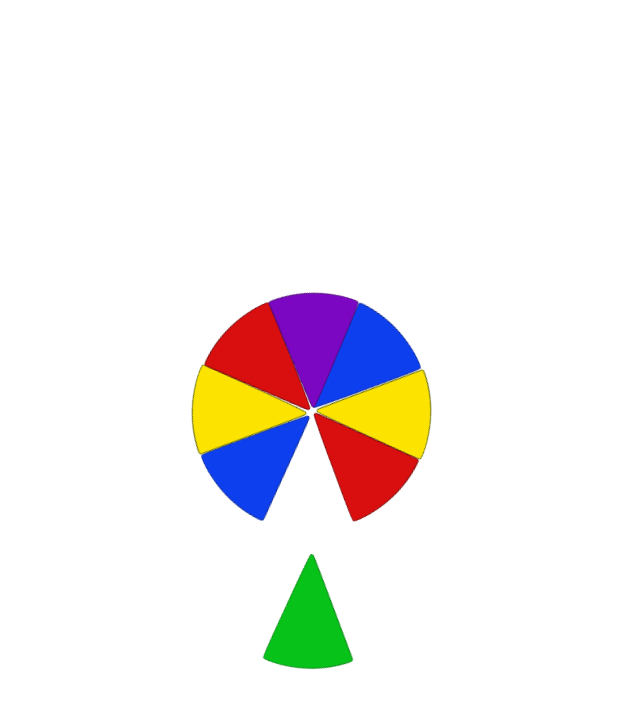
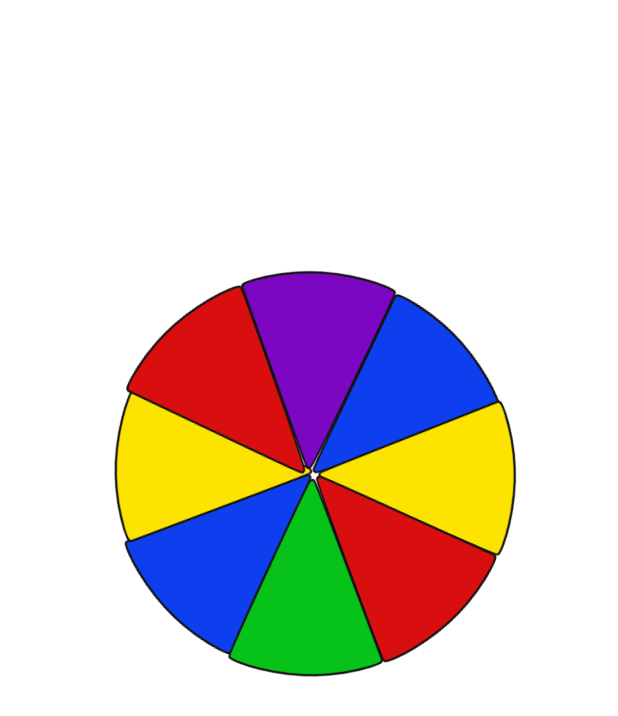
Before and after one commit to FranzGuanaco/Wheeler, an Android app: the Splash screen opened directly, with no data from a screen before it, on a phone screen of 412 x 824 dp. Shown: the top 716 px of the screen. Run offline under Robolectric (Android 15) with nearby library versions, the phone set to English and light mode, and no system bars.

Commit message:
splash screen resize

```diff
--- a/app/src/main/java/com/order/Splash.kt
+++ b/app/src/main/java/com/order/Splash.kt
@@ -18,6 +18,6 @@ class Splash : AppCompatActivity() {
             val intent = Intent(this, MainActivity::class.java)
             startActivity(intent)
             finish()
-        }, 8000)
+        }, 3000)
     }
 }
--- a/app/src/main/res/drawable/red_triangle.xml
+++ b/app/src/main/res/drawable/red_triangle.xml
@@ -1,6 +1,7 @@
 <vector android:height="193dp" android:viewportHeight="284"
     android:viewportWidth="244" android:width="165.8169dp" xmlns:android="http://schemas.android.com/apk/res/android">
     <path android:fillColor="@color/wheel_red"
-        android:strokeColor="#720000"
+        android:strokeColor="@color/black"
+        android:strokeWidth="2"
         android:pathData="M116.1,118.2c-52.5,42.7 -70.1,57.6 -70.1,59.2 0,2.9 9.3,13.1 20.8,22.7 28.4,23.7 60.8,38.7 95.7,44.3 9.2,1.4 12.5,0.9 12.5,-1.8 0,-0.8 3.8,-41.1 8.5,-89.7 4.7,-48.5 8.3,-89.1 7.9,-90.1 -0.3,-1.1 -1.5,-1.8 -2.9,-1.8 -1.6,-0 -23.8,17.5 -72.4,57.2z"/>
 </vector>
--- a/app/src/main/res/drawable/triangle_blue.xml
+++ b/app/src/main/res/drawable/triangle_blue.xml
@@ -2,6 +2,7 @@
 <vector android:height="193dp" android:viewportHeight="284"
 android:viewportWidth="244" android:width="165.8169dp" xmlns:android="http://schemas.android.com/apk/res/android">
 <path android:fillColor="@color/wheel_blue"
-    android:strokeColor="#052595"
+    android:strokeColor="@color/black"
+    android:strokeWidth="2"
     android:pathData="M116.1,118.2c-52.5,42.7 -70.1,57.6 -70.1,59.2 0,2.9 9.3,13.1 20.8,22.7 28.4,23.7 60.8,38.7 95.7,44.3 9.2,1.4 12.5,0.9 12.5,-1.8 0,-0.8 3.8,-41.1 8.5,-89.7 4.7,-48.5 8.3,-89.1 7.9,-90.1 -0.3,-1.1 -1.5,-1.8 -2.9,-1.8 -1.6,-0 -23.8,17.5 -72.4,57.2z"/>
 </vector>
--- a/app/src/main/res/drawable/triangle_green.xml
+++ b/app/src/main/res/drawable/triangle_green.xml
@@ -2,6 +2,7 @@
 <vector android:height="193dp" android:viewportHeight="284"
 android:viewportWidth="244" android:width="165.8169dp" xmlns:android="http://schemas.android.com/apk/res/android">
 <path android:fillColor="@color/wheel_green"
-    android:strokeColor="#058311"
+    android:strokeColor="@color/black"
+    android:strokeWidth="2"
     android:pathData="M116.1,118.2c-52.5,42.7 -70.1,57.6 -70.1,59.2 0,2.9 9.3,13.1 20.8,22.7 28.4,23.7 60.8,38.7 95.7,44.3 9.2,1.4 12.5,0.9 12.5,-1.8 0,-0.8 3.8,-41.1 8.5,-89.7 4.7,-48.5 8.3,-89.1 7.9,-90.1 -0.3,-1.1 -1.5,-1.8 -2.9,-1.8 -1.6,-0 -23.8,17.5 -72.4,57.2z"/>
 </vector>
--- a/app/src/main/res/drawable/triangle_purple.xml
+++ b/app/src/main/res/drawable/triangle_purple.xml
@@ -2,6 +2,7 @@
 <vector android:height="193dp" android:viewportHeight="284"
 android:viewportWidth="244" android:width="165.8169dp" xmlns:android="http://schemas.android.com/apk/res/android">
 <path android:fillColor="@color/wheel_purple"
-    android:strokeColor="#4A0673"
+    android:strokeColor="@color/black"
+    android:strokeWidth="2"
     android:pathData="M116.1,118.2c-52.5,42.7 -70.1,57.6 -70.1,59.2 0,2.9 9.3,13.1 20.8,22.7 28.4,23.7 60.8,38.7 95.7,44.3 9.2,1.4 12.5,0.9 12.5,-1.8 0,-0.8 3.8,-41.1 8.5,-89.7 4.7,-48.5 8.3,-89.1 7.9,-90.1 -0.3,-1.1 -1.5,-1.8 -2.9,-1.8 -1.6,-0 -23.8,17.5 -72.4,57.2z"/>
 </vector>
--- a/app/src/main/res/drawable/triangle_yellow.xml
+++ b/app/src/main/res/drawable/triangle_yellow.xml
@@ -3,6 +3,7 @@
 <vector android:height="193dp" android:viewportHeight="284"
 android:viewportWidth="244" android:width="165.8169dp" xmlns:android="http://schemas.android.com/apk/res/android">
 <path android:fillColor="@color/wheel_yellow"
-    android:strokeColor="#5A6203"
+    android:strokeColor="@color/black"
+    android:strokeWidth="2"
     android:pathData="M116.1,118.2c-52.5,42.7 -70.1,57.6 -70.1,59.2 0,2.9 9.3,13.1 20.8,22.7 28.4,23.7 60.8,38.7 95.7,44.3 9.2,1.4 12.5,0.9 12.5,-1.8 0,-0.8 3.8,-41.1 8.5,-89.7 4.7,-48.5 8.3,-89.1 7.9,-90.1 -0.3,-1.1 -1.5,-1.8 -2.9,-1.8 -1.6,-0 -23.8,17.5 -72.4,57.2z"/>
 </vector>
--- a/app/src/main/res/layout/activity_splash.xml
+++ b/app/src/main/res/layout/activity_splash.xml
@@ -5,25 +5,25 @@
     android:layout_width="match_parent"
     android:layout_height="match_parent">
 
+
     <ImageView
         android:id="@+id/triangleBlue"
-        android:layout_width="100dp"
-        android:layout_height="130dp"
-        android:layout_marginStart="196dp"
-        android:layout_marginTop="184dp"
-        android:rotation="199"
+        android:layout_width="300dp"
+        android:layout_height="200dp"
+        android:layout_marginStart="124dp"
+        android:layout_marginTop="177dp"
+        android:rotation="200"
         android:src="@drawable/triangle_blue"
         app:layout_constraintStart_toStartOf="parent"
         app:layout_constraintTop_toTopOf="parent" />
 
-
     <ImageView
         android:id="@+id/triangleBlue2"
-        android:layout_width="100dp"
-        android:layout_height="120dp"
-        android:layout_marginStart="10dp"
-        android:layout_marginTop="240dp"
-        android:layout_marginEnd="193dp"
+        android:layout_width="300dp"
+        android:layout_height="200dp"
+        android:layout_marginStart="55dp"
+        android:layout_marginTop="255dp"
+        android:layout_marginEnd="120dp"
         android:rotation="19"
         android:src="@drawable/triangle_blue"
         app:layout_constraintEnd_toEndOf="parent"
@@ -33,32 +33,35 @@
 
     <ImageView
         android:id="@+id/triangleYellow"
-        android:layout_width="100dp"
-        android:layout_height="130dp"
-        android:layout_marginStart="203dp"
-        android:layout_marginTop="219dp"
-        android:rotation="244"
+        android:layout_width="300dp"
+        android:layout_height="200dp"
+        android:layout_marginStart="135dp"
+        android:layout_marginTop="233dp"
+        android:rotation="243"
         android:src="@drawable/triangle_yellow"
         app:layout_constraintStart_toStartOf="parent"
         app:layout_constraintTop_toTopOf="parent" />
 
     <ImageView
         android:id="@+id/triangleYellow2"
-        android:layout_width="100dp"
-        android:layout_height="130dp"
-        android:layout_marginStart="112dp"
-        android:layout_marginTop="200dp"
+        android:layout_width="300dp"
+        android:layout_height="200dp"
+        android:layout_marginStart="3dp"
+        android:layout_marginTop="196dp"
+        android:layout_marginEnd="2dp"
         android:rotation="64"
         android:src="@drawable/triangle_yellow"
+        app:layout_constraintEnd_toStartOf="@+id/triangleBlue"
+        app:layout_constraintHorizontal_bias="0.106"
         app:layout_constraintStart_toStartOf="parent"
         app:layout_constraintTop_toTopOf="parent" />
 
     <ImageView
         android:id="@+id/triangleRed"
-        android:layout_width="100dp"
-        android:layout_height="130dp"
-        android:layout_marginStart="182dp"
-        android:layout_marginTop="248dp"
+        android:layout_width="300dp"
+        android:layout_height="200dp"
+        android:layout_marginStart="100dp"
+        android:layout_marginTop="282dp"
         android:rotation="289"
         android:src="@drawable/red_triangle"
         app:layout_constraintStart_toStartOf="parent"
@@ -66,11 +69,11 @@
 
     <ImageView
         android:id="@+id/triangleRed2"
-        android:layout_width="100dp"
-        android:layout_height="0dp"
-        android:layout_marginStart="133dp"
-        android:layout_marginTop="139dp"
-        android:rotation="108"
+        android:layout_width="300dp"
+        android:layout_height="200dp"
+        android:layout_marginStart="15dp"
+        android:layout_marginTop="150dp"
+        android:rotation="110"
         android:src="@drawable/red_triangle"
 
         app:layout_constraintStart_toStartOf="parent"
@@ -78,24 +81,24 @@
 
     <ImageView
         android:id="@+id/trianglePurple"
-        android:layout_width="100dp"
-        android:layout_height="130dp"
-        android:layout_marginStart="168dp"
-        android:layout_marginTop="164dp"
-        android:rotation="152"
+        android:layout_width="300dp"
+        android:layout_height="200dp"
+        android:layout_marginStart="75dp"
+        android:layout_marginTop="140dp"
+        android:rotation="155"
         android:src="@drawable/triangle_purple"
         app:layout_constraintStart_toStartOf="parent"
         app:layout_constraintTop_toTopOf="parent" />
 
     <ImageView
         android:id="@+id/triangleGreen"
-        android:layout_width="100dp"
-        android:layout_height="130dp"
-        android:layout_marginStart="147dp"
-        android:layout_marginBottom="347dp"
+        android:layout_width="300dp"
+        android:layout_height="200dp"
+        android:layout_marginStart="40dp"
+        android:layout_marginTop="10dp"
         android:rotation="334"
         android:src="@drawable/triangle_green"
-        app:layout_constraintBottom_toBottomOf="parent"
-        app:layout_constraintStart_toStartOf="parent" />
+        app:layout_constraintStart_toStartOf="parent"
+        app:layout_constraintTop_toTopOf="@+id/triangleRed" />
 
 </androidx.constraintlayout.widget.ConstraintLayout>
```
